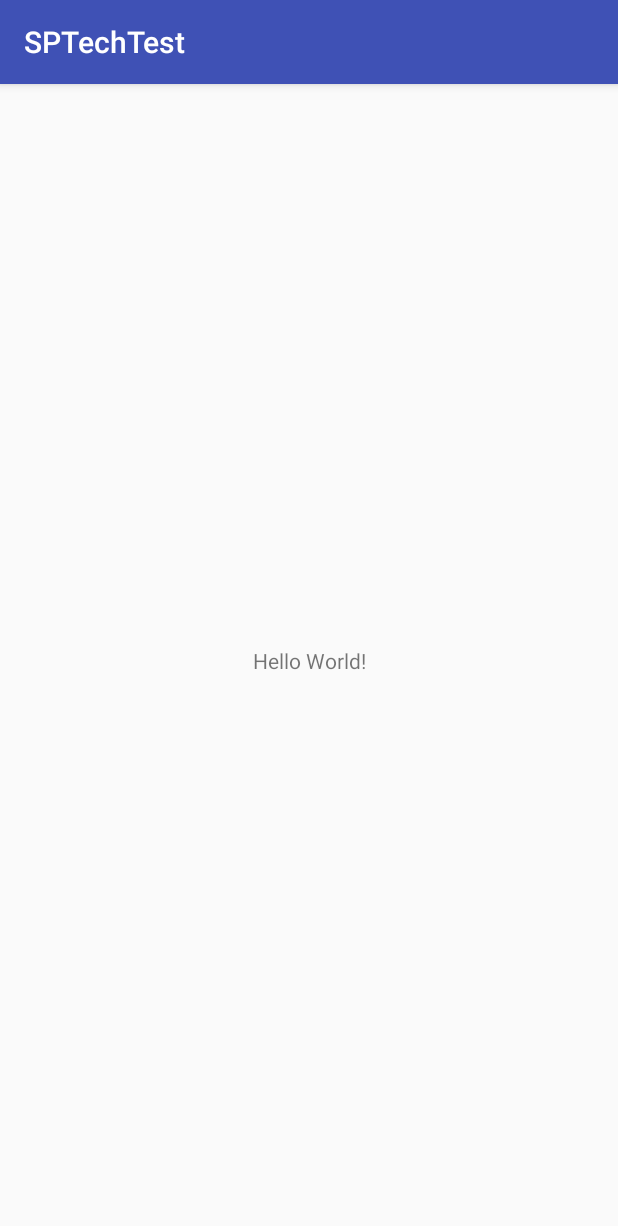
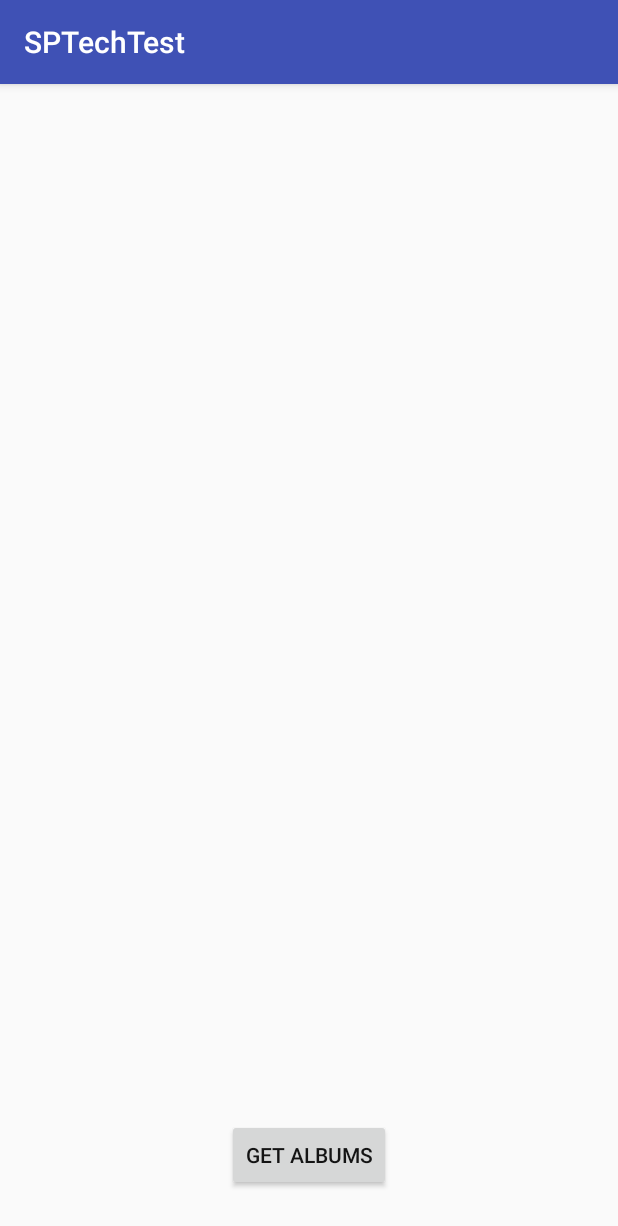
Before and after one commit to GazBiz/SPTechTest, an Android app: the screen it shows after launch (MainActivity), on a phone screen of 412 x 824 dp. Shown: the top 1226 px of the screen. Run offline under Robolectric (Android 15) with nearby library versions, the phone set to English and light mode, and no system bars; 1 statement that could not run was skipped.

Commit message:
Import for RecyclerView added and UI elements laid out

```diff
--- a/app/build.gradle
+++ b/app/build.gradle
@@ -33,4 +33,5 @@ dependencies {
     implementation 'com.google.code.gson:gson:2.8.5'
     implementation 'com.squareup.retrofit2:retrofit:2.4.0'
     implementation "com.squareup.retrofit2:converter-gson:2.4.0"
+    implementation "com.android.support:recyclerview-v7:28.0.0-rc02"
 }
--- a/app/src/main/res/layout/activity_main.xml
+++ b/app/src/main/res/layout/activity_main.xml
@@ -7,13 +7,44 @@
     android:layout_height="match_parent"
     tools:context=".main.MainActivity">
 
-    <TextView
+    <android.support.v7.widget.RecyclerView
+        android:id="@+id/albums_display_rv"
+        android:layout_width="match_parent"
+        android:layout_height="match_parent"/>
+
+    <Button
+        android:id="@+id/get_albums_btn"
         android:layout_width="wrap_content"
         android:layout_height="wrap_content"
-        android:text="Hello World!"
+        android:layout_marginBottom="30dp"
+        android:text="@string/get_albums"
+        android:textColor="@color/almost_black"
+        app:layout_constraintBottom_toBottomOf="parent"
+        app:layout_constraintLeft_toLeftOf="parent"
+        app:layout_constraintRight_toRightOf="parent"/>
+
+    <LinearLayout
+        android:id="@+id/loading_display_ll"
+        android:layout_width="wrap_content"
+        android:layout_height="wrap_content"
+        android:orientation="vertical"
+        android:visibility="gone"
         app:layout_constraintBottom_toBottomOf="parent"
         app:layout_constraintLeft_toLeftOf="parent"
         app:layout_constraintRight_toRightOf="parent"
-        app:layout_constraintTop_toTopOf="parent"/>
+        app:layout_constraintTop_toTopOf="parent"
+        tools:visibility="visible">
+
+        <ProgressBar
+            android:layout_width="wrap_content"
+            android:layout_height="wrap_content"/>
+
+        <TextView
+            android:layout_width="wrap_content"
+            android:layout_height="wrap_content"
+            android:layout_gravity="center_horizontal"
+            android:text="@string/loading"
+            android:textColor="@color/almost_black"/>
+    </LinearLayout>
 
 </android.support.constraint.ConstraintLayout>
--- a/app/src/main/res/values/colors.xml
+++ b/app/src/main/res/values/colors.xml
@@ -3,4 +3,5 @@
     <color name="colorPrimary">#3F51B5</color>
     <color name="colorPrimaryDark">#303F9F</color>
     <color name="colorAccent">#FF4081</color>
+    <color name="almost_black">#141414</color>
 </resources>
--- a/app/src/main/res/values/strings.xml
+++ b/app/src/main/res/values/strings.xml
@@ -1,3 +1,5 @@
 <resources>
     <string name="app_name">SPTechTest</string>
+    <string name="get_albums">Get Albums</string>
+    <string name="loading">Loading....</string>
 </resources>
```
Also changed, not shown: app/src/main/res/layout/album_display_cell.xml (added, +21 -0 lines).
